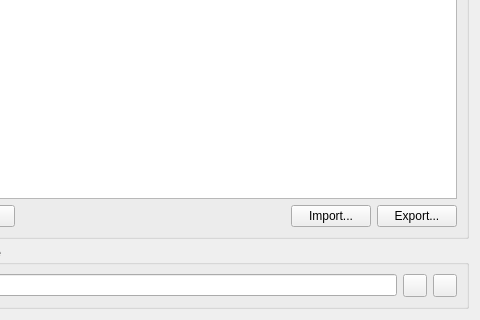
The window that quarkplayer/config/ShortcutConfigWidget.ui (tkrotoff/QuarkPlayer) describes before a commit, drawn with Qt 5; both pictures show x 88 to 568 and y 131 to 451 of the 568 by 451 pixel window.
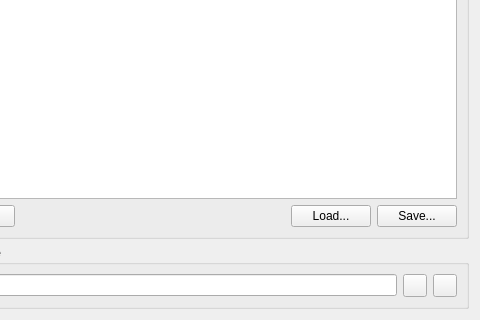
The same window after the commit.

The edit to the form file:
```diff
--- a/quarkplayer/config/ShortcutConfigWidget.ui
+++ b/quarkplayer/config/ShortcutConfigWidget.ui
@@ -83,14 +83,14 @@
         <item>
          <widget class="QPushButton" name="importButton" >
           <property name="text" >
-           <string>Import...</string>
+           <string>Load...</string>
           </property>
          </widget>
         </item>
         <item>
          <widget class="QPushButton" name="exportButton" >
           <property name="text" >
-           <string>Export...</string>
+           <string>Save...</string>
           </property>
          </widget>
         </item>
```
Left out of the diff: 4 changed lines with no effect on the pictures.
